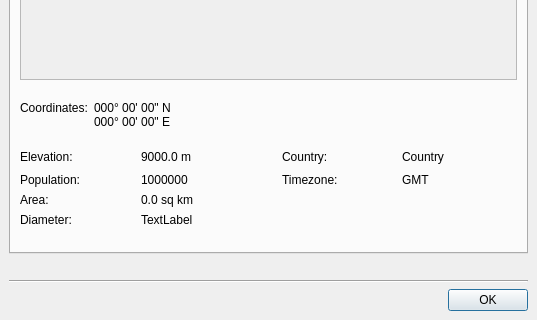
Before: the Qt Designer form src/lib/PlacemarkInfoDialog.ui in KDE/marble, drawn with Qt 5; both pictures show x 0 to 537 and y 258 to 578 of the 537 by 578 pixel window.
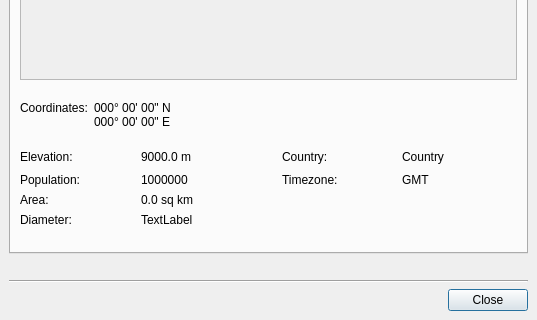
After: the same form once the commit is applied. Icons and pictures are not drawn. Custom widgets are drawn as their Qt base class.

```diff
--- a/src/lib/PlacemarkInfoDialog.ui
+++ b/src/lib/PlacemarkInfoDialog.ui
@@ -553,7 +553,7 @@
       <enum>Qt::Horizontal</enum>
      </property>
      <property name="standardButtons">
-      <set>QDialogButtonBox::Ok</set>
+      <set>QDialogButtonBox::Close</set>
      </property>
     </widget>
    </item>
```
Left out of the diff: 8 changed lines with no effect on the pictures.
